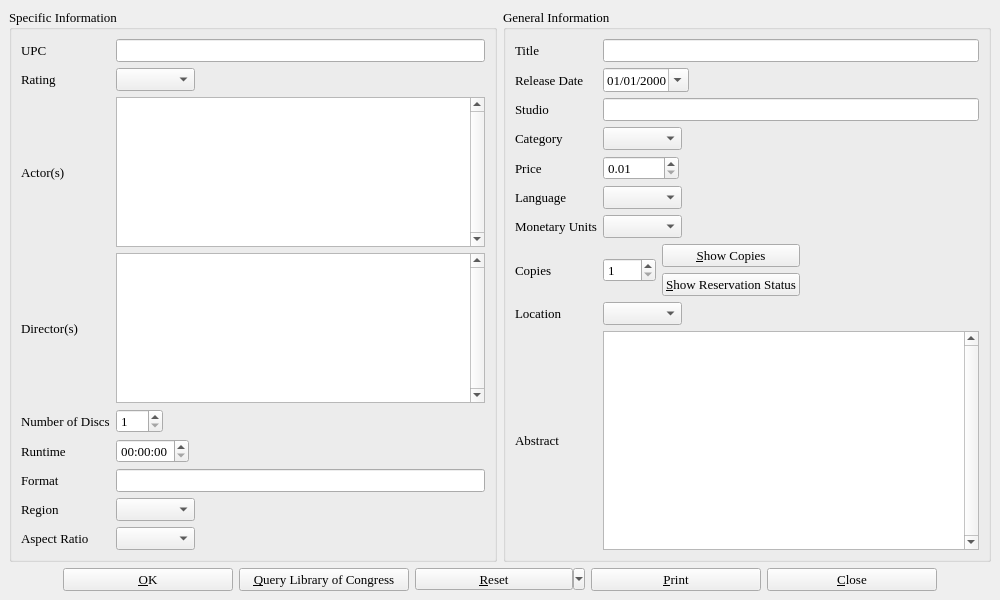
Qt form dvdinfo.ui (textbrowser/biblioteq) before a commit.
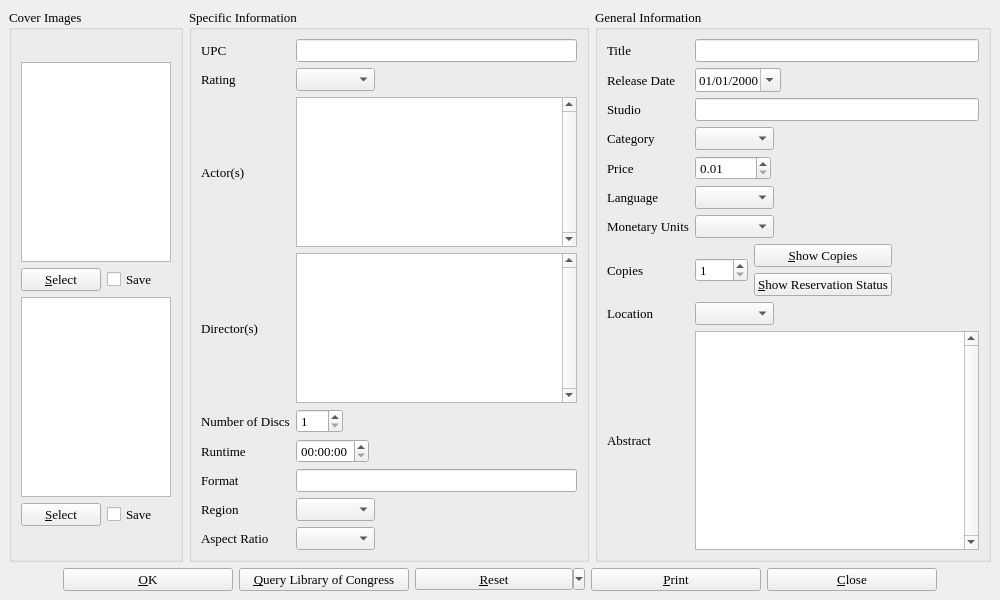
The same form after that commit. Icons and pictures are not drawn.

```diff
--- a/dvdinfo.ui
+++ b/dvdinfo.ui
@@ -29,10 +29,142 @@
     <item>
      <layout class="QHBoxLayout" >
       <item>
+       <widget class="QGroupBox" name="coverImages" >
+        <property name="sizePolicy" >
+         <sizepolicy vsizetype="Preferred" hsizetype="Fixed" >
+          <horstretch>0</horstretch>
+          <verstretch>0</verstretch>
+         </sizepolicy>
+        </property>
+        <property name="title" >
+         <string>Cover Images</string>
+        </property>
+        <layout class="QVBoxLayout" >
+         <item>
+          <spacer>
+           <property name="orientation" >
+            <enum>Qt::Vertical</enum>
+           </property>
+           <property name="sizeHint" >
+            <size>
+             <width>20</width>
+             <height>40</height>
+            </size>
+           </property>
+          </spacer>
+         </item>
+         <item>
+          <widget class="QGraphicsView" name="front_image" >
+           <property name="minimumSize" >
+            <size>
+             <width>150</width>
+             <height>200</height>
+            </size>
+           </property>
+           <property name="maximumSize" >
+            <size>
+             <width>150</width>
+             <height>200</height>
+            </size>
+           </property>
+           <property name="toolTip" >
+            <string>Front Cover Image</string>
+           </property>
+           <property name="verticalScrollBarPolicy" >
+            <enum>Qt::ScrollBarAsNeeded</enum>
+           </property>
+           <property name="horizontalScrollBarPolicy" >
+            <enum>Qt::ScrollBarAsNeeded</enum>
+           </property>
+           <property name="viewportUpdateMode" >
+            <enum>QGraphicsView::FullViewportUpdate</enum>
+           </property>
+          </widget>
+         </item>
+         <item>
+          <layout class="QHBoxLayout" >
+           <item>
+            <widget class="QPushButton" name="frontButton" >
+             <property name="text" >
+              <string>&amp;Select</string>
+             </property>
+            </widget>
+           </item>
+           <item>
+            <widget class="QCheckBox" name="frontCheck" >
+             <property name="text" >
+              <string>Save</string>
+             </property>
+            </widget>
+           </item>
+          </layout>
+         </item>
+         <item>
+          <widget class="QGraphicsView" name="back_image" >
+           <property name="minimumSize" >
+            <size>
+             <width>150</width>
+             <height>200</height>
+            </size>
+           </property>
+           <property name="maximumSize" >
+            <size>
+             <width>150</width>
+             <height>200</height>
+            </size>
+           </property>
+           <property name="toolTip" >
+            <string>Back Cover Image</string>
+           </property>
+           <property name="verticalScrollBarPolicy" >
+            <enum>Qt::ScrollBarAsNeeded</enum>
+           </property>
+           <property name="horizontalScrollBarPolicy" >
+            <enum>Qt::ScrollBarAsNeeded</enum>
+           </property>
+          </widget>
+         </item>
+         <item>
+          <layout class="QHBoxLayout" >
+           <item>
+            <widget class="QPushButton" name="backButton" >
+             <property name="text" >
+              <string>&amp;Select</string>
+             </property>
+            </widget>
+           </item>
+           <item>
+            <widget class="QCheckBox" name="backCheck" >
+             <property name="text" >
+              <string>Save</string>
+             </property>
+            </widget>
+           </item>
+          </layout>
+         </item>
+         <item>
+          <spacer>
+           <property name="orientation" >
+            <enum>Qt::Vertical</enum>
+           </property>
+           <property name="sizeHint" >
+            <size>
+             <width>20</width>
+             <height>40</height>
+            </size>
+           </property>
+          </spacer>
+         </item>
+        </layout>
+       </widget>
+      </item>
+      <item>
+       <layout class="QHBoxLayout" >
+        <item>
        <widget class="QGroupBox" name="groupBox" >
         <property name="minimumSize" >
          <size>
-          <width>485</width>
+            <width>400</width>
           <height>0</height>
          </size>
         </property>
@@ -342,7 +474,7 @@
         <property name="minimumSize" >
          <size>
           <width>0</width>
-          <height>485</height>
+            <height>400</height>
          </size>
         </property>
         <property name="title" >
@@ -868,6 +1000,8 @@
       </item>
      </layout>
     </item>
+     </layout>
+    </item>
     <item>
      <layout class="QHBoxLayout" >
       <item>
```
Left out of the diff: 6 changed lines with no effect on the pictures. Lines whose indentation alone changed are shown as unchanged.
